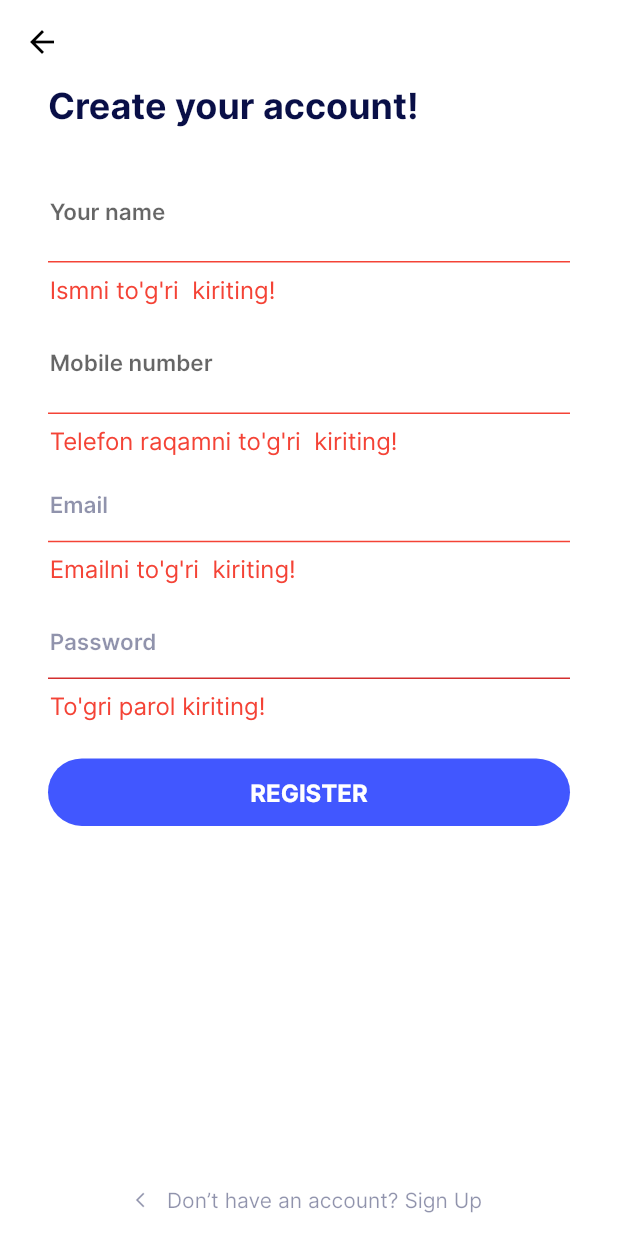
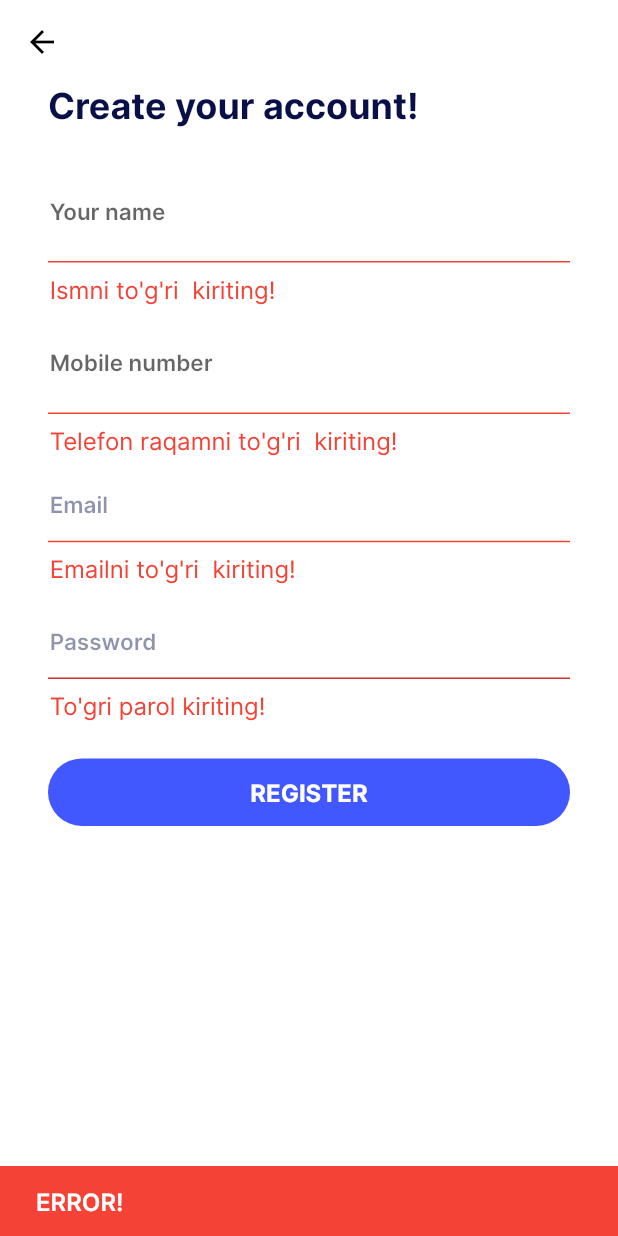
Before and after one commit to Abdusamad98/flutter_nt_ten, a Flutter app: the RegisterScreen screen opened directly, after a tap on "REGISTER", on a phone screen of 412 x 824 dp. Run offline on Flutter 3.47's test engine with Material 3 defaults, Android fonts, the phone set to English and light mode, and no system bars; our stand-ins replace flutter_svg.

Commit message:
Some changes

```diff
--- a/lib/screens/auth/register_screen.dart
+++ b/lib/screens/auth/register_screen.dart
@@ -1,9 +1,11 @@
 import 'package:flutter/material.dart';
+import 'package:flutter_nt_ten/screens/auth/login_screen.dart';
 import 'package:flutter_nt_ten/screens/auth/widgets/password_text_input.dart';
 import 'package:flutter_nt_ten/screens/auth/widgets/universal_text_input.dart';
 import 'package:flutter_nt_ten/screens/widgets/empty_global_appbar.dart';
 import 'package:flutter_nt_ten/screens/widgets/simple_global_button.dart';
 import 'package:flutter_nt_ten/utils/colors/app_colors.dart';
+import 'package:flutter_nt_ten/utils/constants/app_constants.dart';
 import 'package:flutter_nt_ten/utils/size/size_utils.dart';
 import 'package:flutter_nt_ten/utils/styles/app_text_style.dart';
 
@@ -59,7 +61,7 @@ class _RegisterScreenState extends State<RegisterScreen> {
                       UniversalTextField(
                         labelText: "Your name",
                         errorText: "Ismni to'g'ri  kiriting!",
-                        regExp: RegExp("[a-zA-Z]"),
+                        regExp: AppConstants.textRegExp,
                         controller: usernameController,
                         iconPath: "",
                         hintText: "Your Name",
@@ -69,7 +71,7 @@ class _RegisterScreenState extends State<RegisterScreen> {
                       UniversalTextField(
                         labelText: "Mobile number",
                         errorText: "Telefon raqamni to'g'ri  kiriting!",
-                        regExp: RegExp(r'(^(?:[+0]9)?[0-9]{10,12}$)'),
+                        regExp: AppConstants.phoneRegExp,
                         controller: phoneController,
                         iconPath: "",
                         hintText: "Mobile Number",
@@ -78,8 +80,7 @@ class _RegisterScreenState extends State<RegisterScreen> {
                       SizedBox(height: 8.getH()),
                       UniversalTextField(
                         errorText: "Emailni to'g'ri  kiriting!",
-                        regExp: RegExp(
-                            r'^[a-zA-Z0-9.!#$%&’*+/=?^_`{|}~-]+@[a-zA-Z0-9-]+(?:\.[a-zA-Z0-9-]+)*$'),
+                        regExp: AppConstants.emailRegExp,
                         controller: emailController,
                         iconPath: "",
                         hintText: "Email",
@@ -105,10 +106,20 @@ class _RegisterScreenState extends State<RegisterScreen> {
                       SimpleGlobalButton(
                         onTap: () {
                           bool validated = formKey.currentState!.validate();
-                          print(validated);
                           if (validated) {
                             ScaffoldMessenger.of(context).showSnackBar(
                                 const SnackBar(content: Text("SUCCESS!")));
+                          } else {
+                            ScaffoldMessenger.of(context).showSnackBar(
+                              SnackBar(
+                                backgroundColor: Colors.red,
+                                content: Text(
+                                  "ERROR!",
+                                  style: AppTextStyle.interSemiBold
+                                      .copyWith(color: AppColors.white),
+                                ),
+                              ),
+                            );
                           }
                         },
                         title: "REGISTER",
@@ -119,7 +130,16 @@ class _RegisterScreenState extends State<RegisterScreen> {
                 ),
               ),
               TextButton(
-                onPressed: () {},
+                onPressed: () {
+                  Navigator.pushReplacement(
+                    context,
+                    MaterialPageRoute(
+                      builder: (context) {
+                        return LoginScreen();
+                      },
+                    ),
+                  );
+                },
                 child: Row(
                   mainAxisAlignment: MainAxisAlignment.center,
                   children: [
@@ -130,7 +150,7 @@ class _RegisterScreenState extends State<RegisterScreen> {
                     ),
                     SizedBox(width: 8.getW()),
                     Text(
-                      "Don’t have an account? Sign Up",
+                      "Already have an account? Login",
                       style: AppTextStyle.interRegular.copyWith(
                         fontSize: 14,
                         color: AppColors.c_090F47.withOpacity(0.45),
--- a/lib/screens/auth/widgets/password_text_input.dart
+++ b/lib/screens/auth/widgets/password_text_input.dart
@@ -1,5 +1,6 @@
 import 'package:flutter/material.dart';
 import 'package:flutter_nt_ten/utils/colors/app_colors.dart';
+import 'package:flutter_nt_ten/utils/constants/app_constants.dart';
 import 'package:flutter_nt_ten/utils/size/size_utils.dart';
 import 'package:flutter_nt_ten/utils/styles/app_text_style.dart';
 import 'package:flutter_svg/flutter_svg.dart';
@@ -20,7 +21,6 @@ class PasswordTextField extends StatelessWidget {
 
   @override
   Widget build(BuildContext context) {
-    var passwordRegex = RegExp(r'^(?=.*[A-Za-z])(?=.*\d)[A-Za-z\d]{8,}$');
 
     // kamida 8 ta simvol
     // Kamida bitta Katta harf
@@ -35,7 +35,8 @@ class PasswordTextField extends StatelessWidget {
         color: AppColors.c_090F47,
       ),
       validator: (String? value) {
-        if (value == null || value.isEmpty || !passwordRegex.hasMatch(value)) {
+        if (value == null || value.isEmpty || !AppConstants.passwordRegExp
+            .hasMatch(value)) {
           return "To'gri parol kiriting!";
         } else {
           return null;
--- /dev/null
+++ b/lib/utils/constants/app_constants.dart
@@ -0,0 +1,6 @@
+class AppConstants {
+  static  RegExp emailRegExp = RegExp(r'^[a-zA-Z0-9.!#$%&’*+/=?^_`{|}~-]+@[a-zA-Z0-9-]+(?:\.[a-zA-Z0-9-]+)*$');
+  static  RegExp passwordRegExp = RegExp(r'^(?=.*[A-Za-z])(?=.*\d)[A-Za-z\d]{8,}$');
+  static  RegExp textRegExp = RegExp("[a-zA-Z]");
+  static  RegExp phoneRegExp = RegExp(r'(^(?:[+0]9)?[0-9]{10,12}$)');
+}
```
